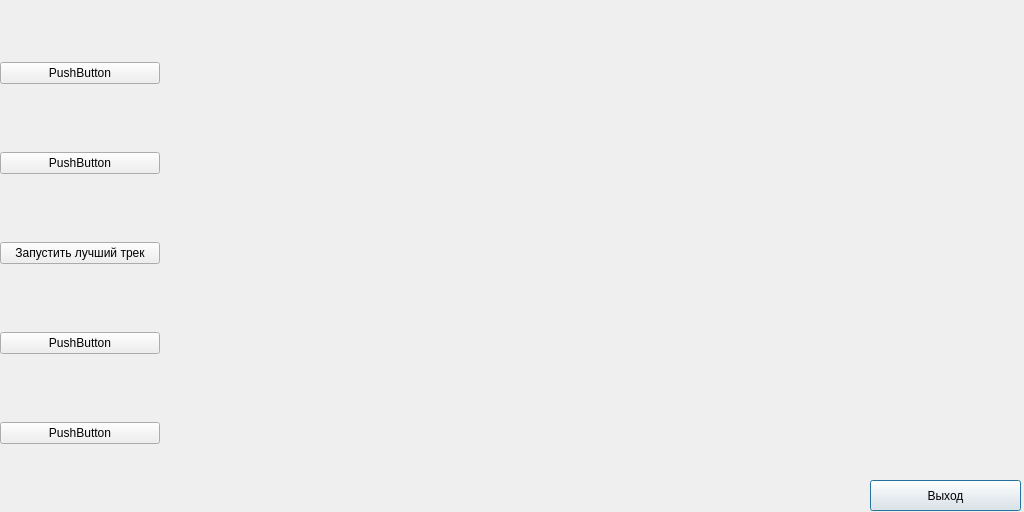
This is Design.ui in Lime00000000/Christianity as Qt 5 draws it before an edit. The edited form follows.
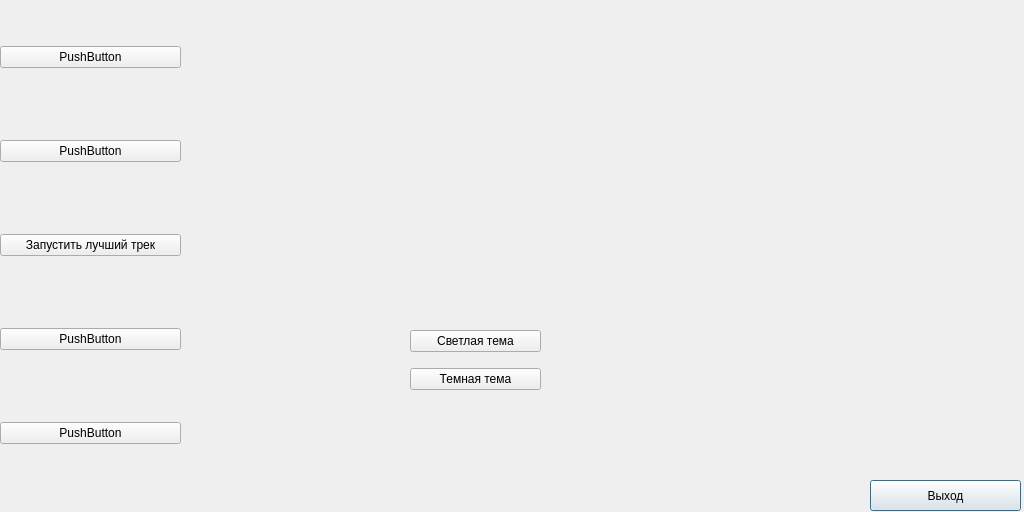
This is the edited form.

What changed in the file:
```diff
--- a/Design.ui
+++ b/Design.ui
@@ -26,15 +26,24 @@
     <string>Выход</string>
    </property>
   </widget>
-  <widget class="QWidget" name="verticalLayoutWidget">
+  <widget class="QWidget" name="widget" native="true">
    <property name="geometry">
     <rect>
      <x>0</x>
      <y>0</y>
-     <width>160</width>
+     <width>181</width>
      <height>511</height>
     </rect>
    </property>
+   <widget class="QWidget" name="verticalLayoutWidget">
+    <property name="geometry">
+     <rect>
+      <x>0</x>
+      <y>-20</y>
+      <width>181</width>
+      <height>531</height>
+     </rect>
+    </property>
    <layout class="QVBoxLayout" name="verticalLayout">
     <item>
      <widget class="QPushButton" name="pushButton_3">
@@ -79,6 +88,46 @@
     </item>
    </layout>
   </widget>
+  </widget>
+  <widget class="QWidget" name="widget_2" native="true">
+   <property name="geometry">
+    <rect>
+     <x>410</x>
+     <y>320</y>
+     <width>131</width>
+     <height>80</height>
+    </rect>
+   </property>
+   <widget class="QWidget" name="verticalLayoutWidget_2">
+    <property name="geometry">
+     <rect>
+      <x>0</x>
+      <y>0</y>
+      <width>131</width>
+      <height>80</height>
+     </rect>
+    </property>
+    <layout class="QVBoxLayout" name="verticalLayout_2">
+     <item>
+      <widget class="QPushButton" name="pushButton_7">
+       <property name="text">
+        <string>Светлая тема</string>
+       </property>
+      </widget>
+     </item>
+     <item>
+      <widget class="QPushButton" name="pushButton_8">
+       <property name="text">
+        <string>Темная тема</string>
+       </property>
+      </widget>
+     </item>
+    </layout>
+   </widget>
+  </widget>
+  <zorder>widget_2</zorder>
+  <zorder>widget</zorder>
+  <zorder>pushButton_2</zorder>
  </widget>
  <resources/>
  <connections/>
```
Lines whose indentation alone changed are shown as unchanged.
